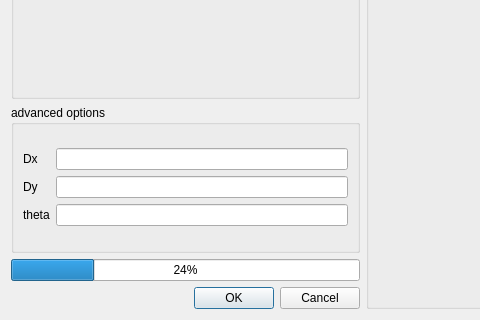
First picture: the form in improved_ICP_dialog_base.ui, repository tang-xy/ImprovedICP, before the edit; both pictures show x 0 to 480 and y 214 to 534 of the 726 by 534 pixel window.
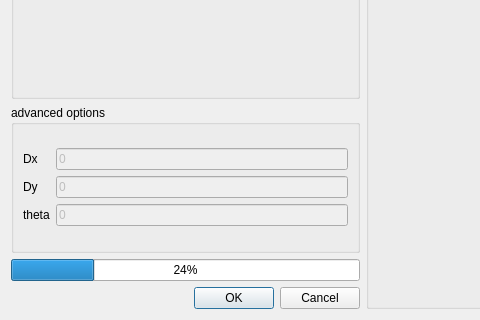
Second picture: the form after the edit.

The edit to the form file:
```diff
--- a/improved_ICP_dialog_base.ui
+++ b/improved_ICP_dialog_base.ui
@@ -39,7 +39,14 @@
            </widget>
           </item>
           <item row="0" column="1">
-           <widget class="QLineEdit" name="Dx"/>
+           <widget class="QLineEdit" name="Dx">
+            <property name="enabled">
+             <bool>false</bool>
+            </property>
+            <property name="text">
+             <string>0</string>
+            </property>
+           </widget>
           </item>
           <item row="1" column="0">
            <widget class="QLabel" name="DyText">
@@ -49,7 +56,14 @@
            </widget>
           </item>
           <item row="1" column="1">
-           <widget class="QLineEdit" name="Dy"/>
+           <widget class="QLineEdit" name="Dy">
+            <property name="enabled">
+             <bool>false</bool>
+            </property>
+            <property name="text">
+             <string>0</string>
+            </property>
+           </widget>
           </item>
           <item row="2" column="0">
            <widget class="QLabel" name="label_2">
@@ -59,7 +73,14 @@
            </widget>
           </item>
           <item row="2" column="1">
-           <widget class="QLineEdit" name="Theta"/>
+           <widget class="QLineEdit" name="Theta">
+            <property name="enabled">
+             <bool>false</bool>
+            </property>
+            <property name="text">
+             <string>0</string>
+            </property>
+           </widget>
           </item>
          </layout>
         </item>
```
